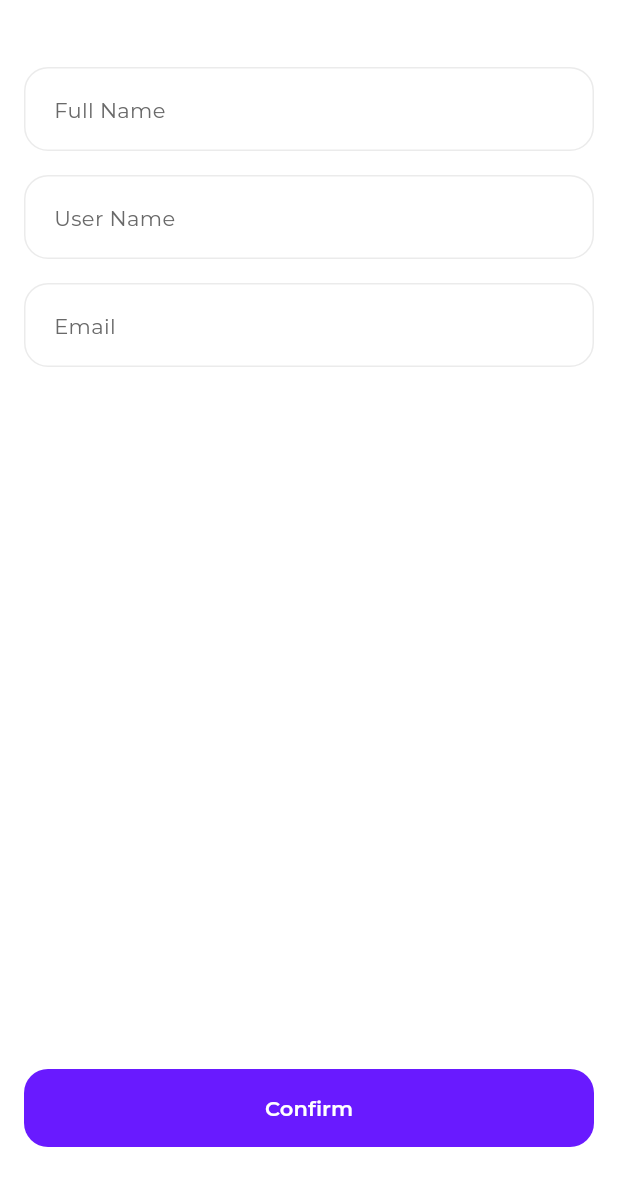
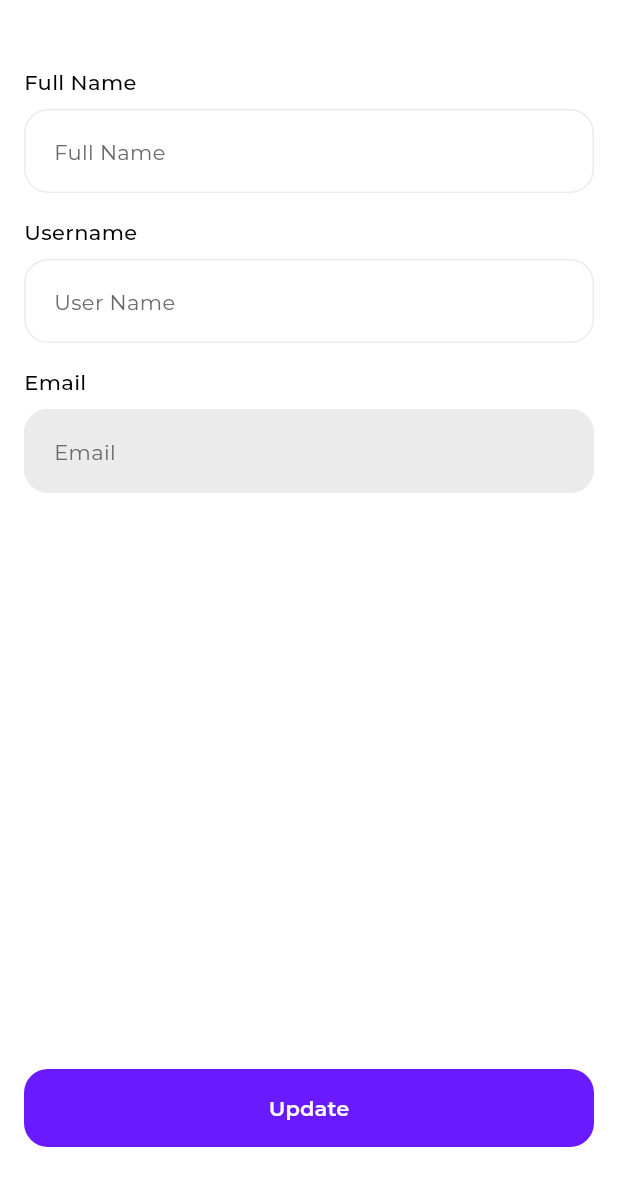
Before and after one commit to Manas1255/PlugdIn, a Flutter app: the ProfileScreen screen opened by its route, after a tap on "Personal Information", on a phone screen of 412 x 824 dp, the part 53-1236 px from its top. Run offline on Flutter 3.47's test engine with Material 3 defaults, Android fonts, the phone set to English and light mode, and no system bars; drawn by our look-alikes of toastification; our stand-ins replace bloc, cached_network_image, device_info_plus, device_preview, dio, equatable and 11 more; missing offline and left inert: stream_chat_flutter; accounts and stored records are empty; generated files the repository leaves out were written again; network calls fail.

Commit message:
Feat: Get user profile info api integrated

```diff
--- a/lib/core/endpoints/endpoints.dart
+++ b/lib/core/endpoints/endpoints.dart
@@ -13,4 +13,7 @@ class Endpoints {
   static const String resetPassword = 'auth/reset-password';
   static const String googleLogin = 'auth/google';
   static const String vendorSignup = 'vendor/register';
+
+  /// Profile Endpoints
+  static const String getProfileInfo = 'auth/profile';
 }
--- a/lib/core/models/user_model.dart
+++ b/lib/core/models/user_model.dart
@@ -13,6 +13,7 @@ class UserModel extends Equatable {
     required this.id,
     required this.email,
     required this.name,
+    required this.username,
     required this.role,
   });
 
@@ -23,6 +24,7 @@ class UserModel extends Equatable {
       id: userData['id']?.toString() ?? '',
       email: userData['email']?.toString() ?? '',
       name: userData['name']?.toString() ?? '',
+      username: userData['username']?.toString() ?? '',
       role: userData['role'] != null
           ? RoleType.toEnum(userData['role'].toString())
           : RoleType.none,
@@ -48,12 +50,15 @@ class UserModel extends Equatable {
   @HiveField(2)
   final String name;
   @HiveField(3)
+  final String username;
+  @HiveField(4)
   final RoleType role;
 
   Map<String, dynamic> toJson() => {
     'id': id,
     'email': email,
     'name': name,
+    'username': username,
     'role': role.toName,
   };
 
@@ -62,6 +67,7 @@ class UserModel extends Equatable {
     id,
     email,
     name,
+    username,
     role,
   ];
 }
--- a/lib/features/home/presentation/views/home_screen.dart
+++ b/lib/features/home/presentation/views/home_screen.dart
@@ -1,7 +1,20 @@
 import 'package:flutter/material.dart';
+import 'package:flutter_bloc/flutter_bloc.dart';
+import 'package:plugdin/features/profile/presentation/cubit/cubit.dart';
 
-class HomeScreen extends StatelessWidget {
+class HomeScreen extends StatefulWidget {
   const HomeScreen({super.key});
+
+  @override
+  State<HomeScreen> createState() => _HomeScreenState();
+}
+
+class _HomeScreenState extends State<HomeScreen> {
+  @override
+  void initState() {
+    context.read<ProfileCubit>().fetchProfileInfo();
+    super.initState();
+  }
 
   @override
   Widget build(BuildContext context) {
--- /dev/null
+++ b/lib/features/profile/data/models/profile_response_model.dart
@@ -0,0 +1,46 @@
+import 'package:equatable/equatable.dart';
+import 'package:plugdin/core/models/user_model.dart';
+import 'package:plugdin/utils/helpers/json_helper.dart';
+import 'package:plugdin/utils/helpers/logger_helper.dart';
+
+class ProfileResponseModel extends Equatable {
+  const ProfileResponseModel({
+    required this.user,
+  });
+
+  factory ProfileResponseModel.fromJson(Map<String, dynamic> json) {
+    try {
+      return ProfileResponseModel(
+        user: UserModel.fromJson(
+          JsonHelper.safeMapCast(
+            json['user'],
+          ),
+        ),
+      );
+    } catch (e, s) {
+      AppLogger.error('Error parsing ProfileResponseModel:', e, s);
+      rethrow;
+    }
+  }
+
+  final UserModel user;
+
+  Map<String, dynamic> toJson() => {
+    'user': {},
+  };
+
+  ProfileResponseModel copyWith({
+    UserModel? user,
+  }) {
+    return ProfileResponseModel(
+      user: user ?? this.user,
+    );
+  }
+
+  @override
+  List<Object?> get props => [user];
+
+  static ProfileResponseModel fromApiResponse(Map<String, dynamic> json) {
+    return ProfileResponseModel.fromJson(json['data'] as Map<String, dynamic>);
+  }
+}
--- a/lib/features/profile/data/repositories/profile_repository_impl.dart
+++ b/lib/features/profile/data/repositories/profile_repository_impl.dart
@@ -1,7 +1,13 @@
 import 'package:plugdin/core/api_service/api_service.dart';
 import 'package:plugdin/core/app_preferences/app_preferences.dart';
 import 'package:plugdin/core/di/injector.dart';
+import 'package:plugdin/core/endpoints/endpoints.dart';
+import 'package:plugdin/core/models/user_model.dart';
+import 'package:plugdin/features/profile/data/models/profile_response_model.dart';
 import 'package:plugdin/features/profile/domain/repositories/profile_repository.dart';
+import 'package:plugdin/utils/helpers/logger_helper.dart';
+import 'package:plugdin/utils/helpers/repository_response.dart';
+import 'package:plugdin/utils/response_data_model/api_response_parser.dart';
 
 class ProfileRepositoryImpl implements ProfileRepository {
   ProfileRepositoryImpl({
@@ -12,4 +18,41 @@ class ProfileRepositoryImpl implements ProfileRepository {
 
   final ApiService _apiService;
   final AppPreferences _cache;
+
+  @override
+  Future<RepositoryResponse<UserModel>> fetchProfileInfo() async {
+    try {
+      // final userModel = _cache.getUserModel();
+      // if (userModel != null && !forceRefresh) {
+      //   return RepositoryResponse(
+      //     isSuccess: true,
+      //     data: userModel,
+      //   );
+      // }
+
+      final response = await _apiService.get(
+        Endpoints.getProfileInfo,
+      );
+
+      final responseData = ApiResponseParser.parse<ProfileResponseModel>(
+        json: response.data,
+        fromJson: ProfileResponseModel.fromJson,
+      );
+
+      if (responseData.isSuccess && responseData.responseData != null) {
+        _cache.setUserModel(responseData.responseData!.user);
+      }
+
+      return RepositoryResponse(
+        isSuccess: responseData.isSuccess,
+        data: responseData.responseData?.user,
+      );
+    } catch (e, s) {
+      AppLogger.error('Error fetching profile info:', e, s);
+      return RepositoryResponse(
+        isSuccess: false,
+        message: e.toString(),
+      );
+    }
+  }
 }
--- a/lib/features/profile/domain/repositories/profile_repository.dart
+++ b/lib/features/profile/domain/repositories/profile_repository.dart
@@ -1 +1,6 @@
-abstract class ProfileRepository {}
+import 'package:plugdin/core/models/user_model.dart';
+import 'package:plugdin/utils/helpers/repository_response.dart';
+
+abstract class ProfileRepository {
+  Future<RepositoryResponse<UserModel>> fetchProfileInfo();
+}
--- a/lib/features/profile/presentation/cubit/cubit.dart
+++ b/lib/features/profile/presentation/cubit/cubit.dart
@@ -1,6 +1,7 @@
 import 'package:bloc/bloc.dart';
 import 'package:plugdin/features/profile/domain/repositories/profile_repository.dart';
 import 'package:plugdin/features/profile/presentation/cubit/state.dart';
+import 'package:plugdin/utils/helpers/data_state.dart';
 
 class ProfileCubit extends Cubit<ProfileState> {
   ProfileCubit({required this.repository}) : super(const ProfileState());
@@ -14,4 +15,30 @@ class ProfileCubit extends Cubit<ProfileState> {
       ),
     );
   }
+
+  Future<void> fetchProfileInfo() async {
+    emit(
+      state.copyWith(
+        profileInfo: const DataState.loading(),
+      ),
+    );
+    final profileResponse = await repository.fetchProfileInfo();
+    if (profileResponse.isSuccess) {
+      emit(
+        state.copyWith(
+          profileInfo: DataState.loaded(
+            data: profileResponse.data,
+          ),
+        ),
+      );
+    } else {
+      emit(
+        state.copyWith(
+          profileInfo: DataState.failure(
+            error: profileResponse.message,
+          ),
+        ),
+      );
+    }
+  }
 }
--- a/lib/features/profile/presentation/cubit/state.dart
+++ b/lib/features/profile/presentation/cubit/state.dart
@@ -1,22 +1,29 @@
 import 'package:equatable/equatable.dart';
+import 'package:plugdin/core/models/user_model.dart';
+import 'package:plugdin/utils/helpers/data_state.dart';
 
 class ProfileState extends Equatable {
   const ProfileState({
     this.notificationsEnabled = false,
+    this.profileInfo = const DataState.initial(),
   });
 
   final bool notificationsEnabled;
+  final DataState<UserModel> profileInfo;
 
   ProfileState copyWith({
     bool? notificationsEnabled,
+    DataState<UserModel>? profileInfo,
   }) {
     return ProfileState(
       notificationsEnabled: notificationsEnabled ?? this.notificationsEnabled,
+      profileInfo: profileInfo ?? this.profileInfo,
     );
   }
 
   @override
   List<Object?> get props => [
     notificationsEnabled,
+    profileInfo,
   ];
 }
--- a/lib/features/profile/presentation/views/personal_info_screen.dart
+++ b/lib/features/profile/presentation/views/personal_info_screen.dart
@@ -1,15 +1,45 @@
 import 'package:flutter/material.dart';
+import 'package:flutter_bloc/flutter_bloc.dart';
 import 'package:go_router/go_router.dart';
+import 'package:plugdin/constants/app_colors.dart';
 import 'package:plugdin/constants/app_text_style.dart';
 import 'package:plugdin/core/field_validators.dart';
+import 'package:plugdin/features/profile/presentation/cubit/cubit.dart';
 import 'package:plugdin/utils/widgets/back_arrow.dart';
 import 'package:plugdin/utils/widgets/core_widgets/export.dart';
 
-class PersonalInfoScreen extends StatelessWidget {
-  PersonalInfoScreen({super.key});
-  final TextEditingController _fullNameController = TextEditingController();
-  final TextEditingController _userNameController = TextEditingController();
-  final TextEditingController _emailController = TextEditingController();
+class PersonalInfoScreen extends StatefulWidget {
+  const PersonalInfoScreen({super.key});
+
+  @override
+  State<PersonalInfoScreen> createState() => _PersonalInfoScreenState();
+}
+
+class _PersonalInfoScreenState extends State<PersonalInfoScreen> {
+  late final TextEditingController _fullNameController;
+  late final TextEditingController _userNameController;
+  late final TextEditingController _emailController;
+
+  @override
+  void initState() {
+    super.initState();
+    _fullNameController = TextEditingController();
+    _userNameController = TextEditingController();
+    _emailController = TextEditingController();
+
+    final profileData = context.read<ProfileCubit>().state.profileInfo.data;
+    _fullNameController.text = profileData?.name ?? '';
+    _userNameController.text = profileData?.username ?? '';
+    _emailController.text = profileData?.email ?? '';
+  }
+
+  @override
+  void dispose() {
+    _fullNameController.dispose();
+    _userNameController.dispose();
+    _emailController.dispose();
+    super.dispose();
+  }
 
   @override
   Widget build(BuildContext context) {
@@ -31,7 +61,15 @@ class PersonalInfoScreen extends StatelessWidget {
           vertical: 24,
         ),
         child: Column(
+          crossAxisAlignment: CrossAxisAlignment.start,
           children: [
+            Text(
+              'Full Name',
+              style: context.b2,
+            ),
+            const SizedBox(
+              height: 8,
+            ),
             PITextField(
               hintText: 'Full Name',
               controller: _fullNameController,
@@ -39,6 +77,14 @@ class PersonalInfoScreen extends StatelessWidget {
             ),
             const SizedBox(
               height: 16,
+            ),
+
+            Text(
+              'Username',
+              style: context.b2,
+            ),
+            const SizedBox(
+              height: 8,
             ),
             PITextField(
               hintText: 'User Name',
@@ -48,17 +94,27 @@ class PersonalInfoScreen extends StatelessWidget {
             const SizedBox(
               height: 16,
             ),
+
+            Text(
+              'Email',
+              style: context.b2,
+            ),
+            const SizedBox(
+              height: 8,
+            ),
+
             PITextField(
               hintText: 'Email',
               controller: _emailController,
               readOnly: true,
+              backgroundColor: AppColors.lightGreyColor,
             ),
           ],
         ),
       ),
       bottomNavigationBar: SafeArea(
         child: PIButton(
-          text: 'Confirm',
+          text: 'Update',
           onPressed: () {},
           outsidePadding: const EdgeInsetsDirectional.symmetric(
             horizontal: 16,
--- a/lib/features/profile/presentation/views/profile_screen.dart
+++ b/lib/features/profile/presentation/views/profile_screen.dart
@@ -1,14 +1,16 @@
 import 'package:flutter/material.dart';
+import 'package:flutter_bloc/flutter_bloc.dart';
 import 'package:go_router/go_router.dart';
 import 'package:plugdin/constants/app_colors.dart';
 import 'package:plugdin/constants/app_constants.dart';
 import 'package:plugdin/constants/app_text_style.dart';
 import 'package:plugdin/constants/asset_paths.dart';
+import 'package:plugdin/features/profile/presentation/cubit/cubit.dart';
+import 'package:plugdin/features/profile/presentation/cubit/state.dart';
 import 'package:plugdin/features/profile/presentation/widgets/delete_account_bottom_sheet.dart';
 import 'package:plugdin/features/profile/presentation/widgets/notifications_toggle_widget.dart';
 import 'package:plugdin/features/profile/presentation/widgets/settings_tile_widget.dart';
 import 'package:plugdin/go_router/exports.dart';
-import 'package:plugdin/utils/widgets/back_arrow.dart';
 import 'package:plugdin/utils/widgets/core_widgets/export.dart';
 
 class ProfileScreen extends StatelessWidget {
@@ -18,17 +20,14 @@ class ProfileScreen extends StatelessWidget {
   Widget build(BuildContext context) {
     return Scaffold(
       appBar: AppBar(
-        leading: BackArrowIcon(
-          onTap: () {
-            context.pop();
-          },
-        ),
         title: Text(
           'Profile',
           style: context.h3,
         ),
       ),
-      body: Padding(
+      body: BlocBuilder<ProfileCubit, ProfileState>(
+        builder: (context, state) {
+          return Padding(
             padding: const EdgeInsetsDirectional.symmetric(
               horizontal: 38,
               vertical: 24,
@@ -47,11 +46,11 @@ class ProfileScreen extends StatelessWidget {
                   height: 24,
                 ),
                 Text(
-              'Alex bhatti',
+                  state.profileInfo.data?.name ?? '',
                   style: context.h3,
                 ),
                 Text(
-              '@alexbhatti1122',
+                  '@${state.profileInfo.data?.username ?? ''}',
                   style: context.b2.copyWith(
                     color: AppColors.grey,
                   ),
@@ -133,6 +132,8 @@ class ProfileScreen extends StatelessWidget {
                 ),
               ],
             ),
+          );
+        },
       ),
     );
   }
```
Also changed, not shown: lib/core/models/user_model.g.dart. Lines whose indentation alone changed are shown as unchanged.
